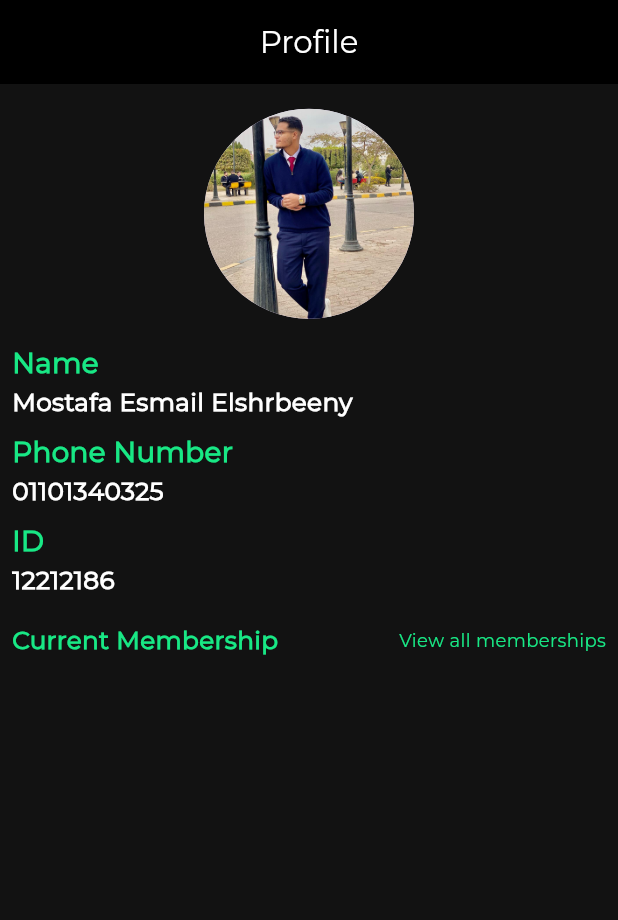
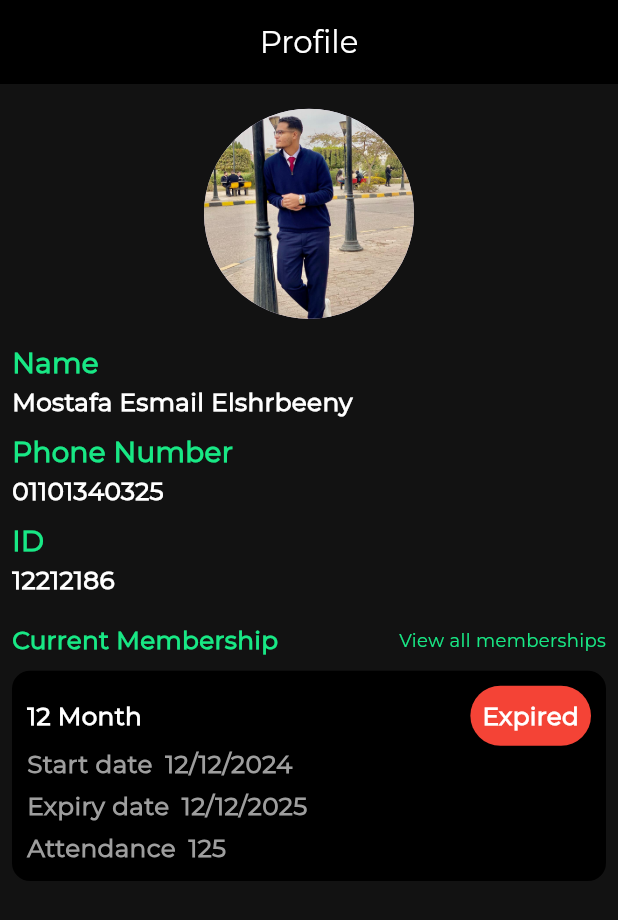
Before and after one commit to MahmoudElgaml/gym_system, a Flutter app: the ProfileScreen screen opened by its route, on a phone screen of 412 x 824 dp. Shown: the top 920 px of the screen. Run offline on Flutter 3.47's test engine with Material 3 defaults, Android fonts, the phone set to English and light mode, and no system bars; our stand-ins replace bloc, carousel_slider, connectivity_plus, device_preview, dio, dropdown_button2 and 15 more; missing offline and left inert: bottom_picker, radio_group_v2; accounts and stored records are empty.

Commit message:
finish section of current membership

```diff
--- a/lib/core/utils/app_color.dart
+++ b/lib/core/utils/app_color.dart
@@ -11,5 +11,6 @@ abstract class AppColor{
   static const Color whiteColor= Colors.white;
   static const Color blackColor= Colors.black;
   static const Color scaffoldBackgroundColor= Color(0xff121212);
+  static const Color redColor= Colors.red;
 
 }
--- a/lib/core/utils/app_string.dart
+++ b/lib/core/utils/app_string.dart
@@ -28,4 +28,8 @@ abstract class AppString {
   static const String id = 'ID';
   static const String currentMembership = 'Current Membership';
   static const String viewAllMemberships = 'View all memberships';
+  static const String startDate = 'Start date';
+  static const String expiryDate = 'Expiry date';
+  static const String attendance = 'Attendance';
+  static const String expired = 'Expired';
 }
--- a/lib/features/first_screen.dart
+++ /dev/null
@@ -1,21 +0,0 @@
-import 'package:flutter/material.dart';
-
-class FirstScreen extends StatelessWidget {
-  const FirstScreen
-({super.key});
-
-  @override
-  Widget build(BuildContext context) {
-    return Scaffold(
-      appBar: AppBar(
-        title: const Text('First Screen'),
-      ),
-      body: const Center(
-        child: Text(
-          'This is the first screen',
-          style: TextStyle(fontSize: 24),
-        ),
-      ),
-    );
-  }
-}
--- a/lib/features/profile/presentation/screen/profile_screen.dart
+++ b/lib/features/profile/presentation/screen/profile_screen.dart
@@ -6,6 +6,7 @@ import 'package:gym_system/core/utils/component/custom_space.dart';
 import '../../../../core/utils/app_color.dart';
 import '../../../../core/utils/fonts.dart';
 import '../widgets/custom_title_and_sub_title_of_profile.dart';
+import '../widgets/section_current_membership.dart';
 
 class ProfileScreen extends StatelessWidget {
   const ProfileScreen({super.key});
@@ -48,32 +49,7 @@ class ProfileScreen extends StatelessWidget {
               subTitle: '12212186',
             ),
             const CustomSpaceHeight(height: .02),
-            Column(
-              children: [
-                Row(
-                  mainAxisAlignment: MainAxisAlignment.spaceBetween,
-                  children: [
-                    FittedBox(
-                      fit: BoxFit.scaleDown,
-                      child: Text(
-                        AppString.currentMembership,
-                        style: AppFonts.textSemiBold16(context)
-                            .copyWith(color: AppColor.primaryColor),
-                      ),
-                    ),
-                    FittedBox(
-                      fit: BoxFit.scaleDown,
-                      child: Text(
-                        AppString.viewAllMemberships,
-                        style: AppFonts.textRegular12(context).copyWith(
-                            color: AppColor.primaryColor, fontSize: 12),
-                      ),
-                    ),
-                  ],
-                ),
-                Container()
-              ],
-            )
+            SectionCurrentMembership()
           ],
         ),
       ),
--- /dev/null
+++ b/lib/features/profile/presentation/widgets/data_of_membership.dart
@@ -0,0 +1,34 @@
+import 'package:flutter/material.dart';
+import 'package:gym_system/core/utils/app_color.dart';
+import 'package:gym_system/core/utils/component/custom_space.dart';
+import 'package:gym_system/core/utils/fonts.dart';
+
+class DataOfMembership extends StatelessWidget {
+  const DataOfMembership({
+    super.key, required this.title, required this.subTitle,
+  });
+  final String title ;
+  final String subTitle ;
+
+  @override
+  Widget build(BuildContext context) {
+    return FittedBox(
+      fit: BoxFit.scaleDown,
+      child: Row(
+        children: [
+          Text(
+            title,
+            style: AppFonts.textBold16(context)
+                .copyWith(color: AppColor.textGrayColor),
+          ),
+          const CustomSpaceWidth(width: .02),
+          Text(
+            subTitle,
+            style: AppFonts.textBold16(context)
+                .copyWith(color: AppColor.textGrayColor),
+          ),
+        ],
+      ),
+    );
+  }
+}
--- /dev/null
+++ b/lib/features/profile/presentation/widgets/section_current_membership.dart
@@ -0,0 +1,96 @@
+import 'package:flutter/material.dart';
+import 'package:gym_system/core/utils/app_color.dart';
+import 'package:gym_system/core/utils/app_string.dart';
+import 'package:gym_system/core/utils/component/custom_space.dart';
+import 'package:gym_system/core/utils/fonts.dart';
+
+import 'data_of_membership.dart';
+
+class SectionCurrentMembership extends StatelessWidget {
+  const SectionCurrentMembership({
+    super.key,
+  });
+
+  @override
+  Widget build(BuildContext context) {
+    return Column(
+      children: [
+        Row(
+          mainAxisAlignment: MainAxisAlignment.spaceBetween,
+          children: [
+            FittedBox(
+              fit: BoxFit.scaleDown,
+              child: Text(
+                AppString.currentMembership,
+                style: AppFonts.textSemiBold16(context)
+                    .copyWith(color: AppColor.primaryColor),
+              ),
+            ),
+            FittedBox(
+              fit: BoxFit.scaleDown,
+              child: Text(
+                AppString.viewAllMemberships,
+                style: AppFonts.textRegular12(context)
+                    .copyWith(color: AppColor.primaryColor, fontSize: 12),
+              ),
+            ),
+          ],
+        ),
+        const CustomSpaceHeight(height: .01),
+        Container(
+          decoration: const BoxDecoration(
+              color: AppColor.blackColor,
+              borderRadius: BorderRadius.all(Radius.circular(12))),
+          child: Padding(
+            padding: const EdgeInsets.all(10.0),
+            child: Column(
+              crossAxisAlignment: CrossAxisAlignment.start,
+              children: [
+                Row(
+                  mainAxisAlignment: MainAxisAlignment.spaceBetween,
+                  children: [
+                    Text(
+                      "12 Month",
+                      style: AppFonts.textBold16(context)
+                          .copyWith(color: AppColor.whiteColor),
+                    ),
+                    FittedBox(
+                      fit: BoxFit.scaleDown,
+                      child: Container(
+                        decoration: BoxDecoration(
+                            color: AppColor.redColor,
+                            borderRadius: BorderRadius.circular(25)),
+                        child: Padding(
+                          padding: const EdgeInsets.all(8.0),
+                          child: Text(
+                            AppString.expired,
+                            style: AppFonts.textBold16(context)
+                                .copyWith(color: AppColor.whiteColor),
+                          ),
+                        ),
+                      ),
+                    )
+                  ],
+                ),
+                const DataOfMembership(
+                  title: AppString.startDate,
+                  subTitle: "12/12/2024",
+                ),
+                const CustomSpaceHeight(height: .005),
+                const DataOfMembership(
+                  title: AppString.expiryDate,
+                  subTitle: "12/12/2025",
+                ),
+                const CustomSpaceHeight(height: .005),
+                const DataOfMembership(
+                  title: AppString.attendance,
+                  subTitle: "125",
+                ),
+              ],
+            ),
+          ),
+        )
+      ],
+    );
+  }
+}
```
